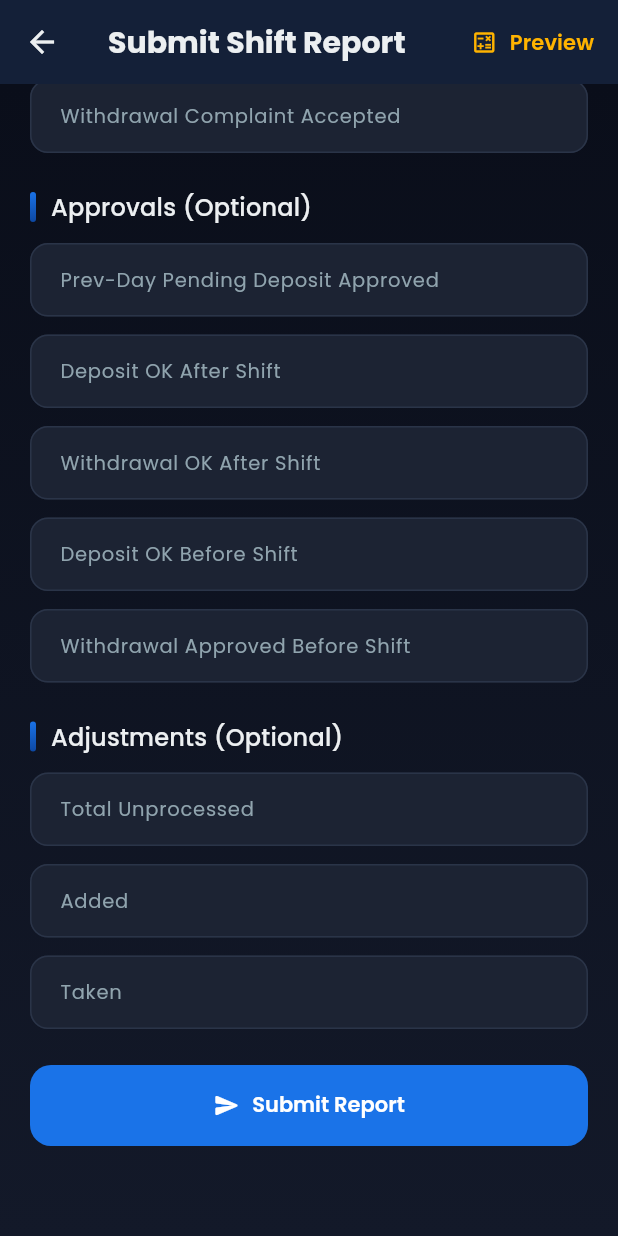
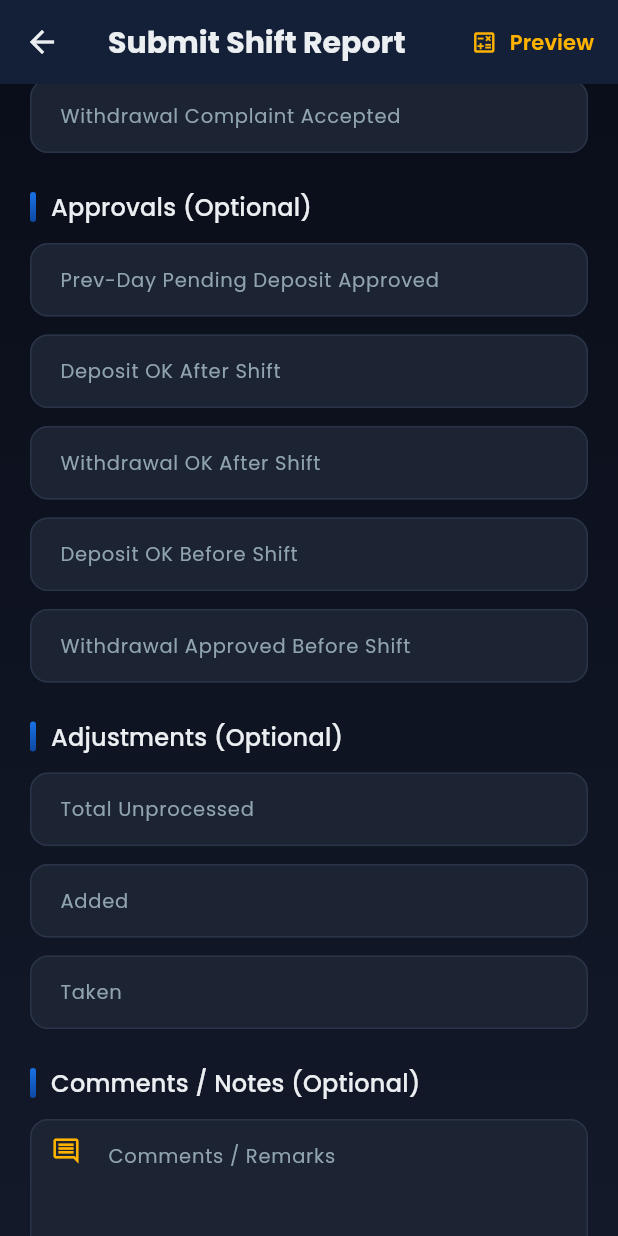
Before and after one commit to Trover21/MelBet-Report-Kidu, a Flutter app: the ShiftReportFormScreen screen opened by its route, scrolled down 813 dp, on a phone screen of 412 x 824 dp. Run offline on Flutter 3.47's test engine with Material 3 defaults, Android fonts, the phone set to English and light mode, and no system bars; our stand-ins replace dio, flutter_animate, go_router, google_fonts, shared_preferences; accounts and stored records are empty; network calls fail; project files that could hold a hidden picture were left out.

Commit message:
Add comment section in shift report form

```diff
--- a/lib/screens/employee/shift_report_form_screen.dart
+++ b/lib/screens/employee/shift_report_form_screen.dart
@@ -49,6 +49,7 @@ class _ShiftReportFormScreenState extends State<ShiftReportFormScreen> {
   final _totalUnprocessed = TextEditingController();
   final _added = TextEditingController();
   final _taken = TextEditingController();
+  final _commentCtrl = TextEditingController();
 
   bool _isSubmitting = false;
   bool _showCalculations = false;
@@ -129,6 +130,9 @@ class _ShiftReportFormScreenState extends State<ShiftReportFormScreen> {
                 existing.added > 0 ? existing.added.toStringAsFixed(2) : '';
             _taken.text =
                 existing.taken > 0 ? existing.taken.toStringAsFixed(2) : '';
+            if (existing.notes != null && existing.notes!.isNotEmpty) {
+              _commentCtrl.text = existing.notes!;
+            }
             _recalculate();
           });
         }
@@ -144,7 +148,7 @@ class _ShiftReportFormScreenState extends State<ShiftReportFormScreen> {
       _endReddy, _transferToNext, _depositComplaint, _withdrawalComplaint,
       _prevDayPending, _depositAfterShift, _withdrawalAfterShift,
       _depositBeforeShift, _withdrawalBeforeShift, _totalUnprocessed,
-      _added, _taken,
+      _added, _taken, _commentCtrl,
     ]) {
       c.dispose();
     }
@@ -239,6 +243,9 @@ class _ShiftReportFormScreenState extends State<ShiftReportFormScreen> {
         expectedAmount: _calcExpected,
         actualAmount: _calcActual,
         deviation: _calcDeviation,
+        notes: _commentCtrl.text.trim().isNotEmpty
+            ? _commentCtrl.text.trim()
+            : null,
         lastModifiedAt: DateTime.now(),
         status: isPrivileged
             ? _existingReport!.status
@@ -307,6 +314,9 @@ class _ShiftReportFormScreenState extends State<ShiftReportFormScreen> {
       expectedAmount: _calcExpected,
       actualAmount: _calcActual,
       deviation: _calcDeviation,
+      notes: _commentCtrl.text.trim().isNotEmpty
+          ? _commentCtrl.text.trim()
+          : null,
       submittedAt: DateTime.now(),
     ));
 
@@ -388,7 +398,8 @@ class _ShiftReportFormScreenState extends State<ShiftReportFormScreen> {
                 ),
               ],
               if (_existingReport?.notes != null &&
-                  _existingReport!.notes!.isNotEmpty) ...[
+                  _existingReport!.notes!.isNotEmpty &&
+                  _existingReport!.status == ReportStatus.correctionRequested) ...[
                 Container(
                   padding: const EdgeInsets.all(16),
                   margin: const EdgeInsets.only(bottom: 20),
@@ -542,6 +553,12 @@ class _ShiftReportFormScreenState extends State<ShiftReportFormScreen> {
                 _buildCalcCard(),
                 const SizedBox(height: 24),
               ],
+
+              // ── Comment Section ────────────────────────────────
+              _sectionHeader('Comments / Notes (Optional)'),
+              const SizedBox(height: 12),
+              _buildCommentField(),
+              const SizedBox(height: 24),
 
               // ── Submit Button ──────────────────────────────────
               SizedBox(
@@ -794,4 +811,23 @@ class _ShiftReportFormScreenState extends State<ShiftReportFormScreen> {
       ),
     ).animate().fadeIn(duration: 400.ms).slideY(begin: 0.1, end: 0);
   }
+
+  Widget _buildCommentField() {
+    return TextFormField(
+      controller: _commentCtrl,
+      keyboardType: TextInputType.multiline,
+      minLines: 3,
+      maxLines: 6,
+      textCapitalization: TextCapitalization.sentences,
+      decoration: InputDecoration(
+        labelText: 'Comments / Remarks',
+        hintText: 'Enter any shift notes, remarks, handover details, or explanations here...',
+        alignLabelWithHint: true,
+        prefixIcon: const Padding(
+          padding: EdgeInsets.only(bottom: 48),
+          child: Icon(Icons.comment_outlined, color: AppTheme.accent, size: 20),
+        ),
+      ),
+    );
+  }
 }
```
